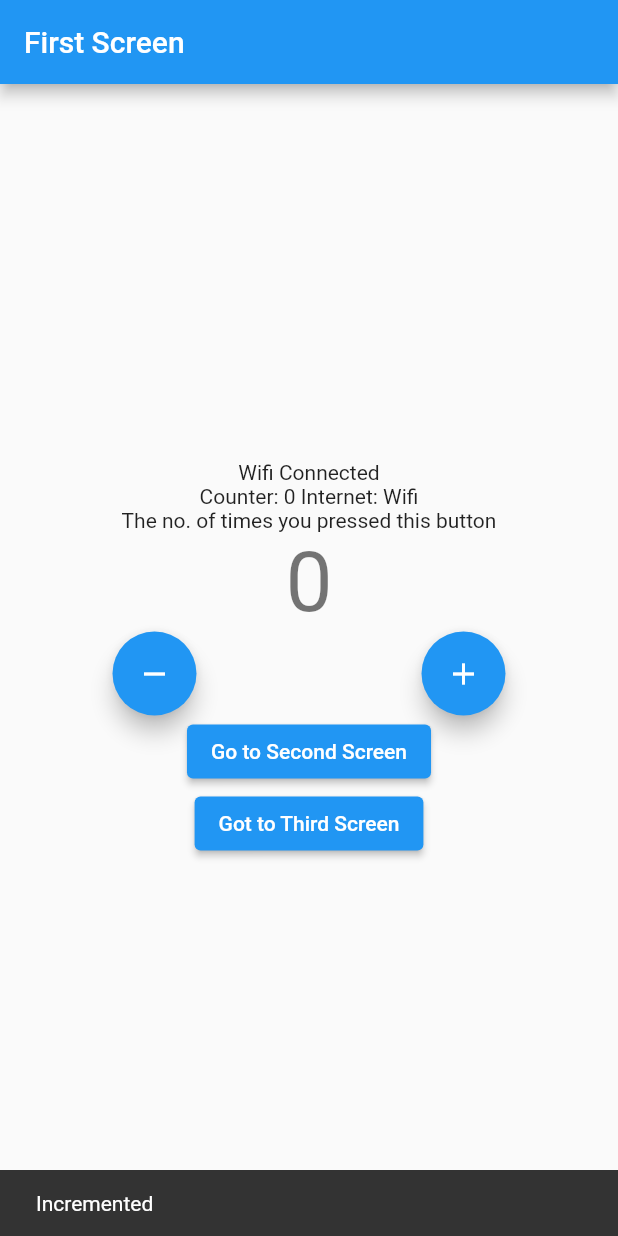
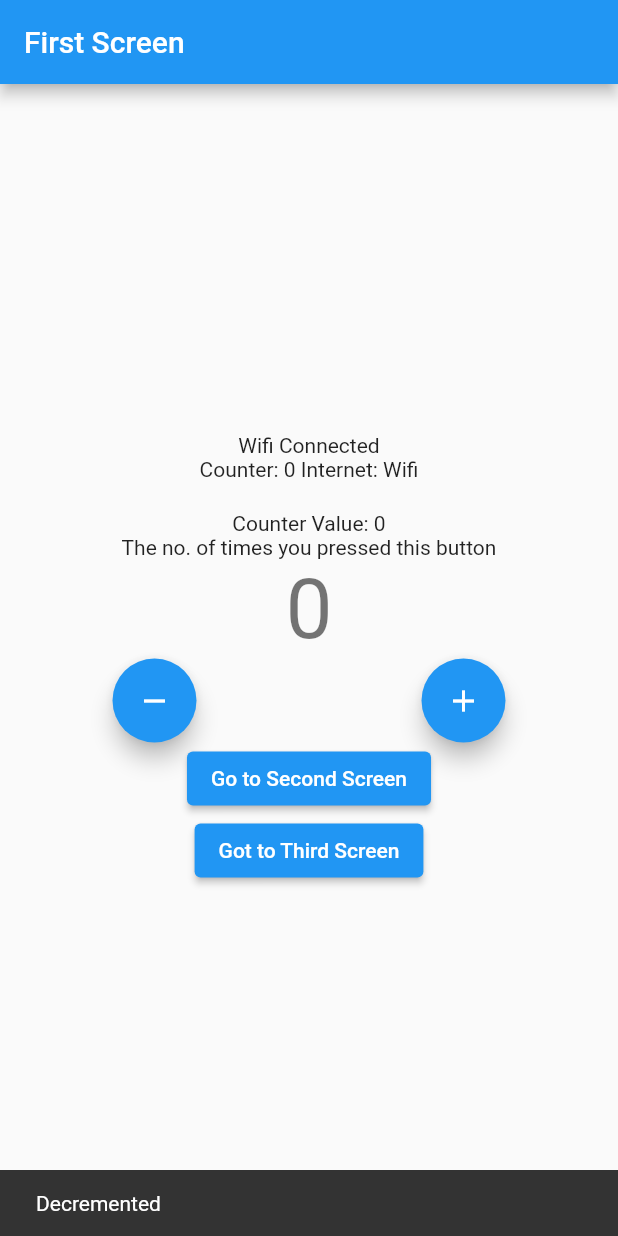
Before and after one commit to ScreamingSyntax/Bloc-Progress, a Flutter app: the screen it shows after launch, after a tap on the "remove" icon, after a tap on the "add" icon, on a phone screen of 412 x 824 dp. Run offline on Flutter 3.47's test engine with Material 2 defaults, Android fonts, the phone set to English and light mode, and no system bars; our stand-ins replace connectivity_plus, equatable, flutter_bloc.

```diff
--- a/lib/presentation/pages/home_page.dart
+++ b/lib/presentation/pages/home_page.dart
@@ -54,6 +54,14 @@ class HomePage extends StatelessWidget {
               return const CircularProgressIndicator();
             },
           ),
+          SizedBox(
+            height: 20,
+          ),
+          Builder(builder: (context) {
+            final counterValue = context
+                .select((CounterCubit cubit) => cubit.state.counterValue);
+            return Text("Counter Value: ${counterValue}");
+          }),
           const Text("The no. of times you pressed this button"),
           BlocConsumer<CounterCubit, CounterState>(
             listener: (context, state) {
@@ -83,14 +91,14 @@ class HomePage extends StatelessWidget {
               FloatingActionButton(
                 heroTag: '11',
                 onPressed: () {
-                  BlocProvider.of<CounterCubit>(context).decrement();
+                  context.read<CounterCubit>().increment();
                 },
                 child: const Icon(Icons.remove),
               ),
               FloatingActionButton(
                 heroTag: '12',
                 onPressed: () {
-                  BlocProvider.of<CounterCubit>(context).increment();
+                  context.read<CounterCubit>().decrement();
                 },
                 child: const Icon(Icons.add),
               ),
```
